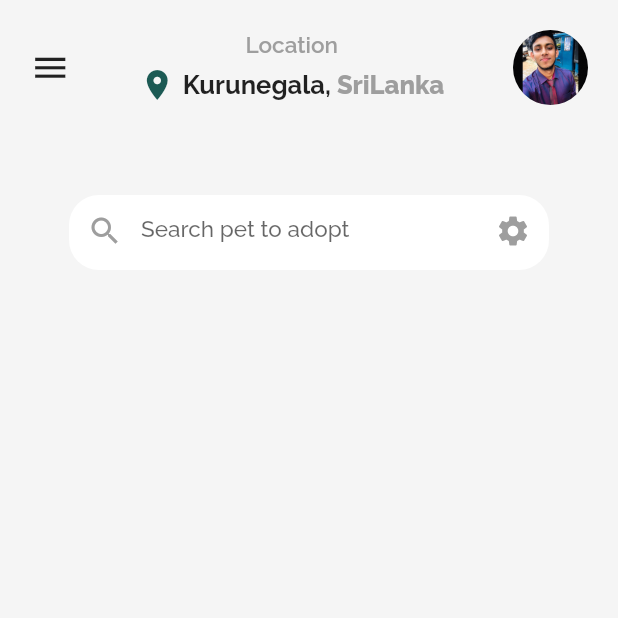
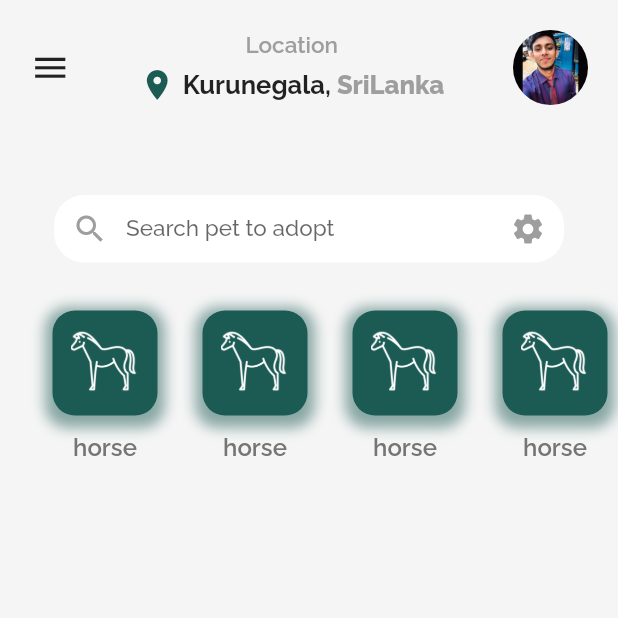
Before and after one commit to Shehan82/flutter-ui-with-drawer, a Flutter app: the screen it shows after launch, on a phone screen of 412 x 824 dp, the top half of it. Run offline on Flutter 3.47's test engine with Material 2 defaults, Android fonts, the light colour scheme and no system bars; our stand-ins replace font_awesome_flutter, google_fonts.

Commit message:
added animal selection raw

```diff
--- a/lib/configuration.dart
+++ b/lib/configuration.dart
@@ -7,11 +7,11 @@ List<BoxShadow> shadowList = [
 ];
 
 List<Map> categories = [
-  {'name': 'Cats', 'iconPath': 'images/cat.png'},
-  {'name': 'Dogs', 'iconPath': 'images/dog.png'},
-  {'name': 'Bunnies', 'iconPath': 'images/rabbit.png'},
-  {'name': 'Parrots', 'iconPath': 'images/parrot.png'},
-  {'name': 'Horses', 'iconPath': 'images/horse.png'}
+  {'name': 'Cats', 'iconPath': 'assets/images/cat.png'},
+  {'name': 'Dogs', 'iconPath': 'assets/images/dog.png'},
+  {'name': 'Bunnies', 'iconPath': 'assets/images/rabbit.png'},
+  {'name': 'Parrots', 'iconPath': 'assets/images/parrot.png'},
+  {'name': 'Horses', 'iconPath': 'assets/images/horse.png'}
 ];
 
 List<Map> drawerItems = [
--- a/lib/screens/home.dart
+++ b/lib/screens/home.dart
@@ -129,8 +129,8 @@ class _HomeScreenState extends State<HomeScreen> {
                     decoration: BoxDecoration(
                         color: Colors.white,
                         borderRadius: BorderRadius.circular(20)),
-                    width: 320,
-                    height: 50,
+                    width: 340,
+                    height: 45,
                     child: TextField(
                       style: GoogleFonts.raleway(
                           fontSize: 15,
@@ -145,7 +145,7 @@ class _HomeScreenState extends State<HomeScreen> {
                             Icons.settings,
                             color: Colors.grey,
                           ),
-                          contentPadding: EdgeInsets.only(top: 14),
+                          contentPadding: EdgeInsets.only(top: 12),
                           border: InputBorder.none,
                           focusedBorder: InputBorder.none,
                           enabledBorder: InputBorder.none,
@@ -155,6 +155,61 @@ class _HomeScreenState extends State<HomeScreen> {
                           hintStyle: GoogleFonts.raleway(
                               fontSize: 15, fontWeight: FontWeight.w500)),
                     ),
+                  ),
+                  SizedBox(
+                    height: 20,
+                  ),
+                  Container(
+                    height: 120,
+                    margin: EdgeInsets.only(left: 20),
+                    child: ListView.builder(
+                        scrollDirection: Axis.horizontal,
+                        itemCount: categories.length,
+                        itemBuilder: (context, index) {
+                          return Container(
+                            width: 100,
+                            height: 100,
+                            margin: EdgeInsets.only(
+                              right: 0,
+                            ),
+                            // color: Colors.grey[700],
+                            child: Column(
+                              children: [
+                                Container(
+                                  width: 70,
+                                  height: 70,
+                                  padding: EdgeInsets.all(12),
+                                  margin: EdgeInsets.only(bottom: 12, top: 12),
+                                  decoration: BoxDecoration(
+                                      boxShadow: [
+                                        BoxShadow(
+                                          blurRadius: 7,
+                                          spreadRadius: 5,
+                                          color: primaryGreen.withOpacity(0.5),
+                                          offset: Offset(0, 3),
+                                        )
+                                      ],
+                                      color: primaryGreen,
+                                      borderRadius: BorderRadius.circular(15)),
+                                  child: Image.asset(
+                                    'assets/images/horse.png',
+                                    color: Colors.white,
+                                    width: 20,
+                                    height: 20,
+                                    fit: BoxFit.fill,
+                                  ),
+                                ),
+                                Text(
+                                  "horse",
+                                  style: GoogleFonts.raleway(
+                                      fontSize: 16,
+                                      color: Colors.grey[600],
+                                      fontWeight: FontWeight.w600),
+                                )
+                              ],
+                            ),
+                          );
+                        }),
                   )
                 ],
               ),
```
